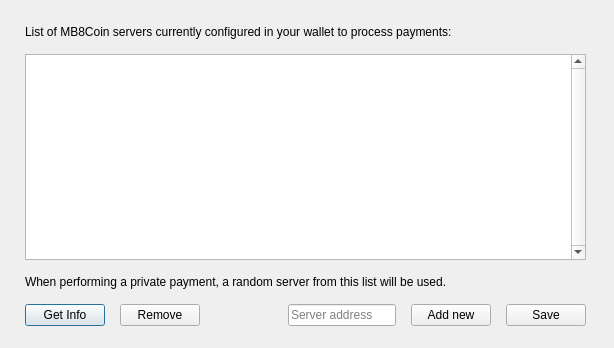
This is src/qt/mb8serversetup.ui in MB8Coin/mb8coin-core as Qt 5 draws it before an edit. The edited form follows.
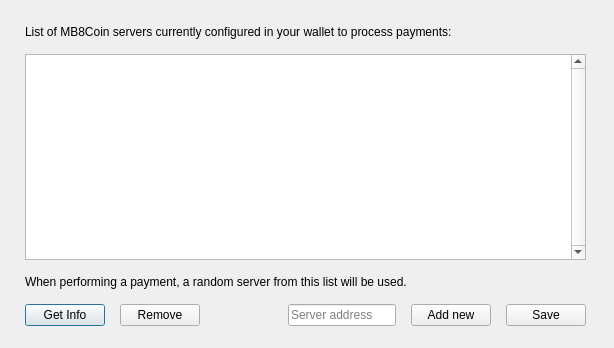
This is the edited form.

What changed in the file:
```diff
--- a/src/qt/mb8serversetup.ui
+++ b/src/qt/mb8serversetup.ui
@@ -82,7 +82,7 @@
     <item>
      <widget class="QLabel" name="label">
       <property name="text">
-       <string>When performing a private payment, a random server from this list will be used.</string>
+       <string>When performing a payment, a random server from this list will be used.</string>
       </property>
      </widget>
     </item>
```
